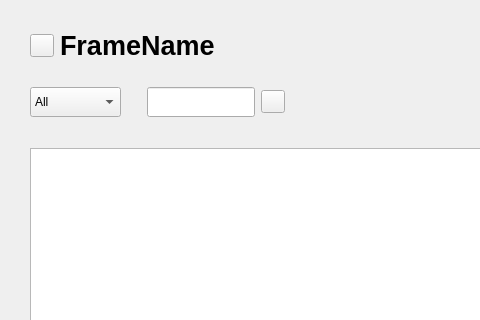
doddodod/GRP17, file resources/UI_resources/basicStructure_frame1.ui: the form before one commit; both pictures show x 0 to 480 and y 0 to 320 of the 730 by 571 pixel window.
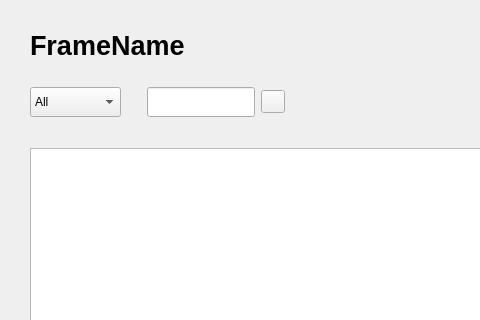
The form after the commit. Icons and pictures are not drawn.

Commit message: Update new basicStructure, add print frame and teacher frame.

The edit to the form file:
```diff
--- a/resources/UI_resources/basicStructure_frame1.ui
+++ b/resources/UI_resources/basicStructure_frame1.ui
@@ -33,16 +33,6 @@
      </property>
      <item>
       <layout class="QHBoxLayout" name="horizontalLayout">
-       <item>
-        <widget class="QToolButton" name="printTButton_TBS">
-         <property name="styleSheet">
-          <string notr="true">border-image:url(:/all/images/printIcon.png)</string>
-         </property>
-         <property name="text">
-          <string/>
-         </property>
-        </widget>
-       </item>
        <item>
         <widget class="QLabel" name="frameName_TBS">
          <property name="sizePolicy">
```
Left out of the diff: 16 changed lines with no effect on the pictures. The commit also changes 7 other files.
